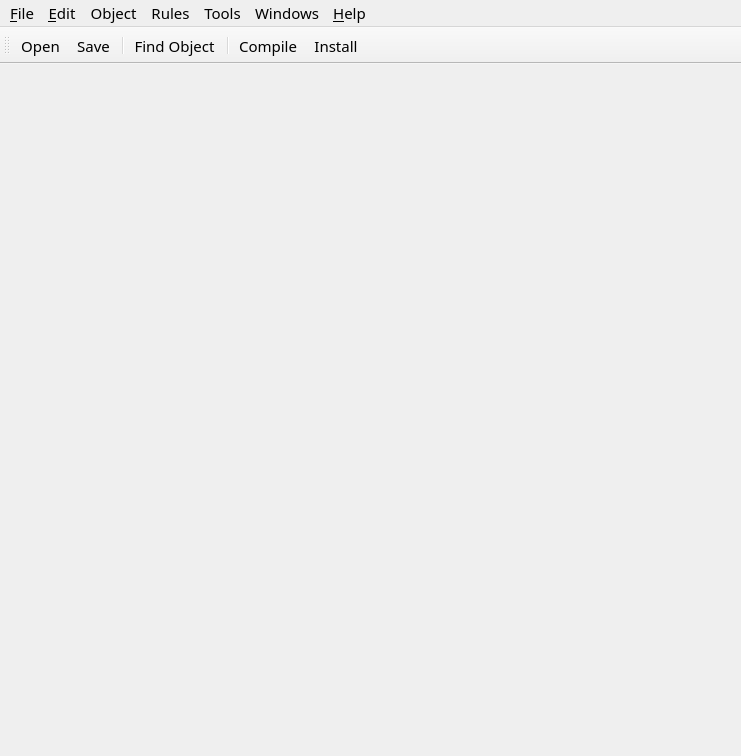
The window that src/gui/FWBMainWindow_q.ui (fwbuilder/fwbuilder) describes before a commit, drawn with Qt 5.
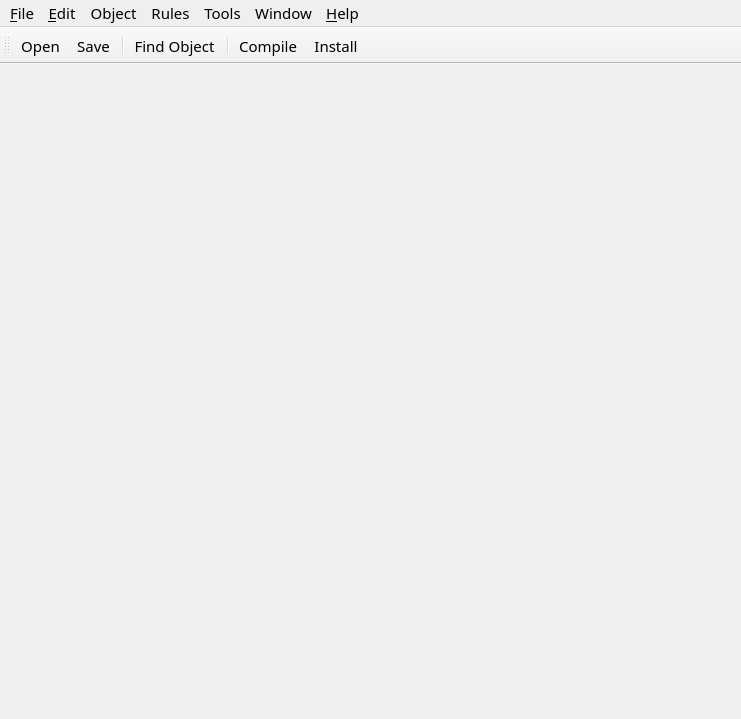
The same window after the commit. Icons and pictures are not drawn.

Patch:
```diff
--- a/src/gui/FWBMainWindow_q.ui
+++ b/src/gui/FWBMainWindow_q.ui
@@ -9,7 +9,7 @@
     <x>0</x>
     <y>0</y>
     <width>741</width>
-    <height>756</height>
+    <height>719</height>
    </rect>
   </property>
   <property name="sizePolicy" >
@@ -165,7 +165,7 @@
    </widget>
    <widget class="QMenu" name="menuWindow" >
     <property name="title" >
-     <string>Windows</string>
+     <string>Window</string>
     </property>
    </widget>
    <addaction name="fileMenu" />
```
